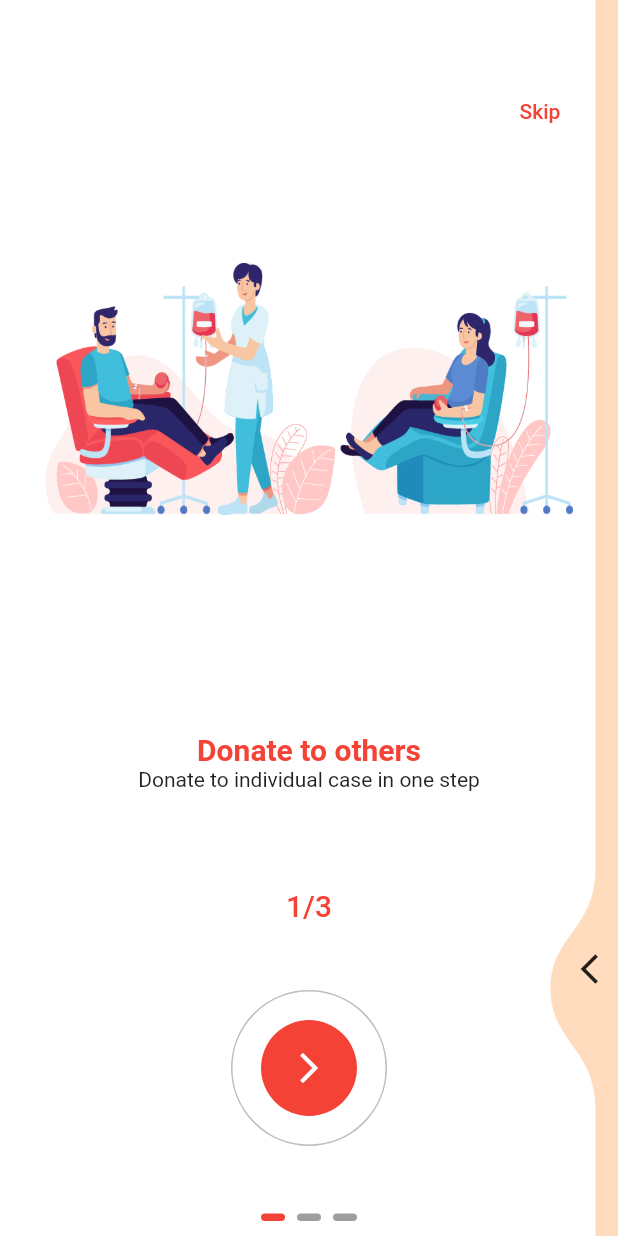
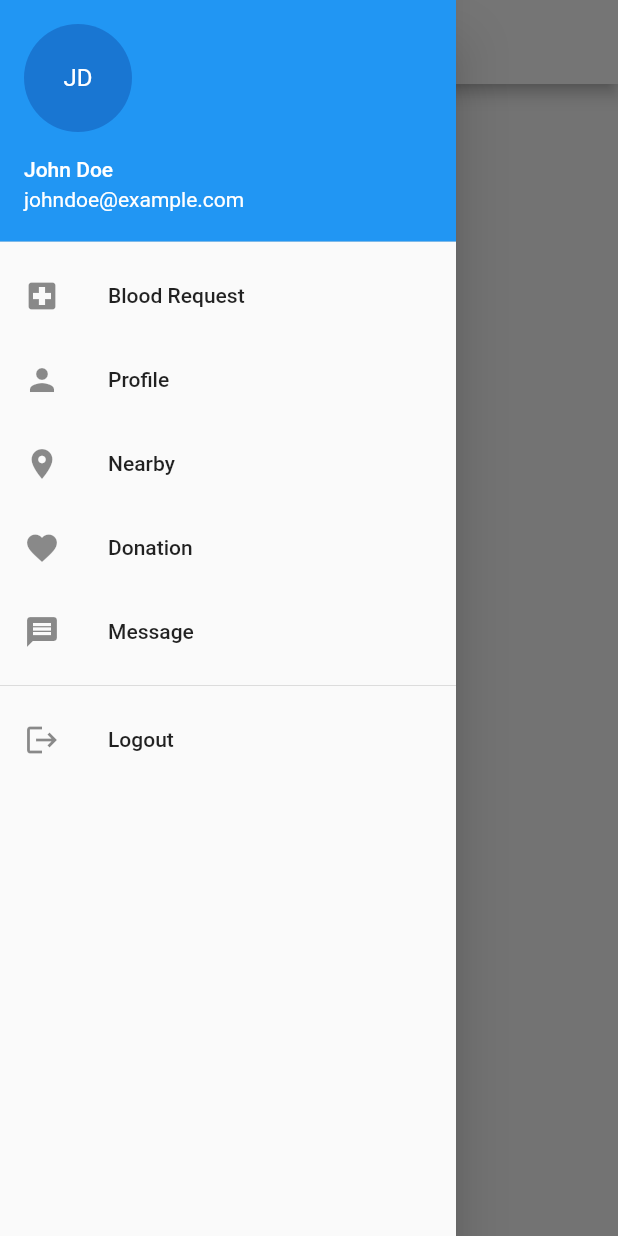
Before and after one commit to Lulusha-XT/Blood_Donation, a Flutter app: the screen it shows after launch, with the side drawer open (before the commit the screen has no drawer), on a phone screen of 412 x 824 dp. Run offline on Flutter 3.47's test engine with Material 2 defaults, Android fonts, the phone set to English and light mode, and no system bars; drawn by our look-alikes of liquid_swipe, smooth_page_indicator; our stand-ins replace flutter_riverpod, get, shimmer; missing offline and left inert: api_cache_manager.

Commit message:
drawer done

```diff
--- a/Frontend/lib/main.dart
+++ b/Frontend/lib/main.dart
@@ -1,4 +1,5 @@
 import 'package:flutter/material.dart';
+import 'package:flutter_application_1/src/features/core/pages/home_page/home_page.dart';
 import 'package:flutter_application_1/src/features/core/pages/splash_page/splash_screen.dart';
 import 'package:flutter_application_1/src/utils/themes/theme.dart';
 import 'package:flutter_riverpod/flutter_riverpod.dart';
@@ -24,7 +25,7 @@ class MyApp extends StatelessWidget {
       darkTheme: CAppTheme.darkTheme,
       themeMode: ThemeMode.system,
       title: 'Flutter Demo',
-      home: SplashPage(),
+      home: const HomePage(),
     );
   }
 }
--- a/Frontend/lib/src/constants/image_strings.dart
+++ b/Frontend/lib/src/constants/image_strings.dart
@@ -21,3 +21,7 @@ const String cGoogleLogoImage = "assets/logo/google-logo.png";
 // --Forget PAssword
 const String cForgetPasswordImage =
     "assets/images/forget_password/forgete-password.png";
+
+// Dashboard page
+
+const String cUserProfileImage = "assets/images/dashboard/user.png";
--- a/Frontend/lib/src/constants/text_string.dart
+++ b/Frontend/lib/src/constants/text_string.dart
@@ -1,6 +1,6 @@
 /* -- App Text String -- */
 
-const String cAppName = "Brew Crew";
+const String cAppName = "Blood Donation";
 const String cAppTagLine = "Learn to code";
 
 /* --On Boarding Text */
--- a/Frontend/lib/src/features/core/pages/home_page/home_page.dart
+++ b/Frontend/lib/src/features/core/pages/home_page/home_page.dart
@@ -1,13 +1,26 @@
 import 'package:flutter/material.dart';
-import 'package:flutter_application_1/src/features/core/pages/home_page/widget/appbar.widget.dart';
+import 'package:flutter_application_1/src/features/core/pages/home_page/widget/drawer.dart';
 
 class HomePage extends StatelessWidget {
-  const HomePage({super.key});
+  const HomePage({Key? key}) : super(key: key);
 
   @override
   Widget build(BuildContext context) {
-    return const Scaffold(
-      appBar: DashboardAppBar(),
+    return Scaffold(
+      appBar: AppBar(
+        title: const Text('My App'),
+        leading: Builder(
+          builder: (BuildContext context) {
+            return IconButton(
+              icon: const Icon(Icons.menu),
+              onPressed: () {
+                Scaffold.of(context).openDrawer();
+              },
+            );
+          },
+        ),
+      ),
+      drawer: const MyDrawer(),
     );
   }
 }
--- a/Frontend/lib/src/features/core/pages/home_page/widget/appbar.widget.dart
+++ b/Frontend/lib/src/features/core/pages/home_page/widget/appbar.widget.dart
@@ -1,7 +1,7 @@
 import 'package:flutter/material.dart';
+import 'package:flutter_application_1/src/constants/colors.dart';
+import 'package:flutter_application_1/src/constants/image_strings.dart';
 import 'package:flutter_application_1/src/constants/text_string.dart';
-import 'package:get/get.dart';
-import 'package:get/get_core/src/get_main.dart';
 
 class DashboardAppBar extends StatelessWidget implements PreferredSizeWidget {
   const DashboardAppBar({
@@ -18,19 +18,19 @@ class DashboardAppBar extends StatelessWidget implements PreferredSizeWidget {
       centerTitle: true,
       elevation: 0,
       backgroundColor: Colors.transparent,
-      actions: const [
-        // Container(
-        //   margin: const EdgeInsets.only(right: 20, left: 7),
-        //   decoration: BoxDecoration(
-        //       borderRadius: BorderRadius.circular(10), color: cCardBgColor),
-        //   child: IconButton(
-        //     onPressed: () {
-        //       // Get.to(() => const ProfileScreen());
-        //       // AuthenticationRepository.instance.logout();
-        //     },
-        //     icon: const Image(image: AssetImage(cUserProfileImage)),
-        //   ),
-        // )
+      actions: [
+        Container(
+          margin: const EdgeInsets.only(right: 20, left: 7),
+          decoration: BoxDecoration(
+              borderRadius: BorderRadius.circular(10), color: cCardBgColor),
+          child: IconButton(
+            onPressed: () {
+              // Get.to(() => const ProfileScreen());
+              // AuthenticationRepository.instance.logout();
+            },
+            icon: const Image(image: AssetImage(cUserProfileImage)),
+          ),
+        )
       ],
     );
   }
--- /dev/null
+++ b/Frontend/lib/src/features/core/pages/home_page/widget/drawer.dart
@@ -0,0 +1,65 @@
+import 'package:flutter/material.dart';
+
+class MyDrawer extends StatelessWidget {
+  const MyDrawer({Key? key}) : super(key: key);
+
+  @override
+  Widget build(BuildContext context) {
+    return Drawer(
+      child: ListView(
+        children: [
+          const UserAccountsDrawerHeader(
+            accountName: Text('John Doe'),
+            accountEmail: Text('johndoe@example.com'),
+            currentAccountPicture: CircleAvatar(
+              child: Text('JD'),
+            ),
+          ),
+          ListTile(
+            leading: const Icon(Icons.local_hospital),
+            title: const Text('Blood Request'),
+            onTap: () {
+              // Add your navigation logic here
+            },
+          ),
+          ListTile(
+            leading: const Icon(Icons.person),
+            title: const Text('Profile'),
+            onTap: () {
+              // Add your navigation logic here
+            },
+          ),
+          ListTile(
+            leading: const Icon(Icons.location_on),
+            title: const Text('Nearby'),
+            onTap: () {
+              // Add your navigation logic here
+            },
+          ),
+          ListTile(
+            leading: const Icon(Icons.favorite),
+            title: const Text('Donation'),
+            onTap: () {
+              // Add your navigation logic here
+            },
+          ),
+          ListTile(
+            leading: const Icon(Icons.message),
+            title: const Text('Message'),
+            onTap: () {
+              // Add your navigation logic here
+            },
+          ),
+          const Divider(),
+          ListTile(
+            leading: const Icon(Icons.logout),
+            title: const Text('Logout'),
+            onTap: () {
+              // Add your logout logic here
+            },
+          ),
+        ],
+      ),
+    );
+  }
+}
--- a/Frontend/lib/src/utils/themes/theme.dart
+++ b/Frontend/lib/src/utils/themes/theme.dart
@@ -1,4 +1,5 @@
 import 'package:flutter/material.dart';
+import 'package:flutter_application_1/src/utils/themes/widget_theme/appbar_theme.dart';
 import 'package:flutter_application_1/src/utils/themes/widget_theme/elevated_button_theme.dart';
 import 'package:flutter_application_1/src/utils/themes/widget_theme/outlined_button_theme.dart';
 import 'package:flutter_application_1/src/utils/themes/widget_theme/text_field_theme.dart';
@@ -12,6 +13,7 @@ class CAppTheme {
     outlinedButtonTheme: COutlinedButtonTheme.ligthOutlinedButtonTheme,
     elevatedButtonTheme: CElevatedButtonTheme.ligthElevatedButtonTheme,
     inputDecorationTheme: CTextFormFieldTheme.ligthInputDecorationTheme,
+    appBarTheme: CAppBarTheme.lightAppBarTheme,
   );
   static ThemeData darkTheme = ThemeData(
     brightness: Brightness.dark,
@@ -19,5 +21,6 @@ class CAppTheme {
     outlinedButtonTheme: COutlinedButtonTheme.darkOutlinedButtonTheme,
     elevatedButtonTheme: CElevatedButtonTheme.darkElevatedButtonTheme,
     inputDecorationTheme: CTextFormFieldTheme.darkInputDecorationTheme,
+    appBarTheme: CAppBarTheme.darkAppBarTheme,
   );
 }
--- /dev/null
+++ b/Frontend/lib/src/utils/themes/widget_theme/appbar_theme.dart
@@ -0,0 +1,23 @@
+import 'package:flutter/material.dart';
+
+class CAppBarTheme {
+  CAppBarTheme._(); // To prevent instantiation of this class
+
+  // Light theme
+  static const lightAppBarTheme = AppBarTheme(
+    color: Colors.white,
+    iconTheme: IconThemeData(
+      color: Colors.black,
+      size: 24,
+    ),
+  );
+
+  // Dark theme
+  static const darkAppBarTheme = AppBarTheme(
+    color: Colors.black,
+    iconTheme: IconThemeData(
+      color: Colors.white,
+      size: 24,
+    ),
+  );
+}
--- a/Frontend/pubspec.yaml
+++ b/Frontend/pubspec.yaml
@@ -72,6 +72,7 @@ flutter:
     - assets/images/onboarding_images/
     - assets/images/splash_images/
     - assets/images/welcome_images/
+    - assets/images/dashboard/
 
   # An image asset can refer to one or more resolution-specific "variants", see
   # https://flutter.dev/assets-and-images/#resolution-aware
```
Also changed, not shown: Frontend/assets/images/dashboard/user.png (added).
